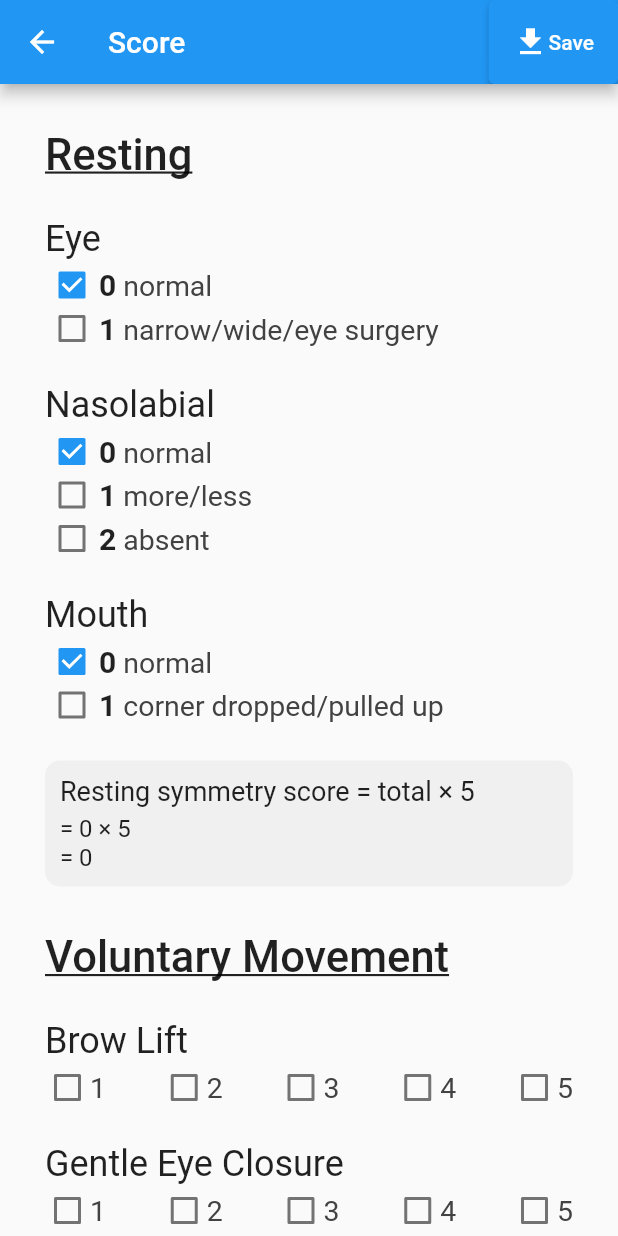
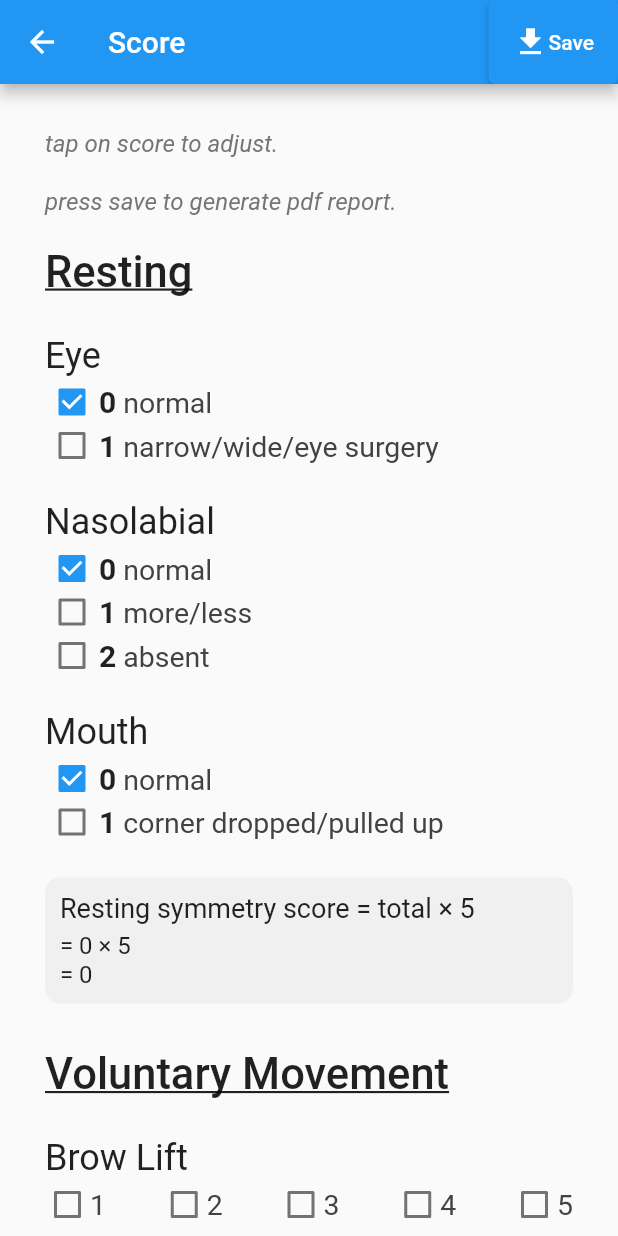
Before and after one commit to chavincc/sbfs, a Flutter app: the ScoreDisplayScreen screen opened by its route, on a phone screen of 412 x 824 dp. Run offline on Flutter 3.47's test engine with Material 2 defaults, Android fonts, the phone set to English and light mode, and no system bars; our stand-ins replace camera, image_picker, open_filex, pdf.

Commit message:
feat(score): add instruction text to the top of score display screen

```diff
--- a/lib/screens/score_display_screen.dart
+++ b/lib/screens/score_display_screen.dart
@@ -75,6 +75,32 @@ class ScoreDisplayScreen extends StatelessWidget {
           padding: const EdgeInsets.all(30),
           child: Column(
             children: [
+              canEditScore
+                  ? Container(
+                      width: double.infinity,
+                      margin: const EdgeInsets.only(bottom: 20),
+                      child: Text(
+                        'tap on score to adjust.',
+                        style: TextStyle(
+                          fontSize: 16,
+                          color: Colors.grey[600],
+                          fontStyle: FontStyle.italic,
+                        ),
+                      ),
+                    )
+                  : const SizedBox.shrink(),
+              Container(
+                width: double.infinity,
+                margin: const EdgeInsets.only(bottom: 20),
+                child: Text(
+                  'press save to generate pdf report.',
+                  style: TextStyle(
+                    fontSize: 16,
+                    color: Colors.grey[600],
+                    fontStyle: FontStyle.italic,
+                  ),
+                ),
+              ),
               const ScoreTitle(text: 'Resting'),
               ...titleGroup['Resting']!
                   .map(
```
